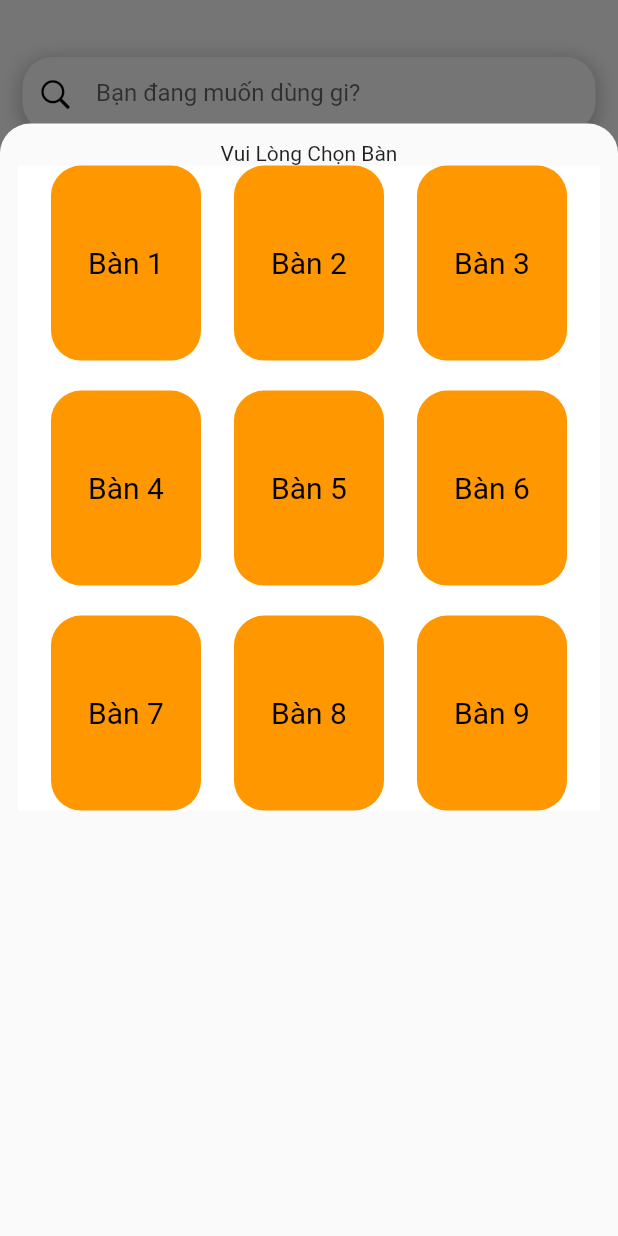
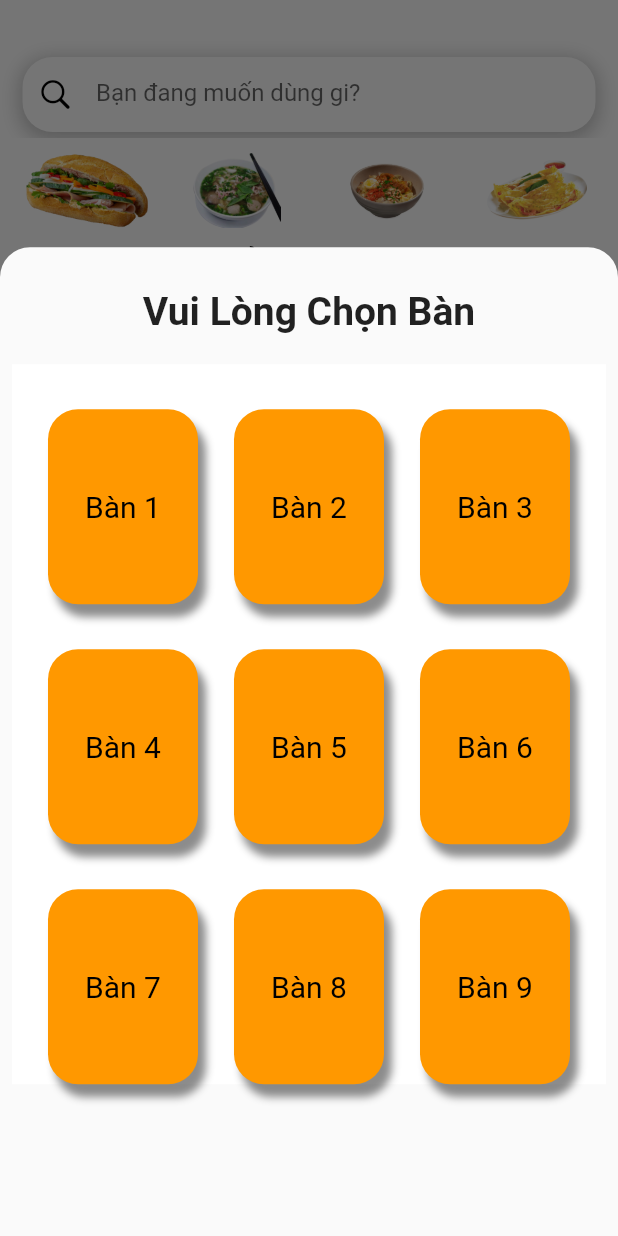
Before and after one commit to KhaiPost2208/DATN, a Flutter app: the FoodOrderScreen screen opened directly, after a tap on an icon or button, on a phone screen of 412 x 824 dp. Run offline on Flutter 3.47's test engine with Material 2 defaults, Android fonts, the light colour scheme and no system bars; drawn by our look-alikes of zoom_tap_animation; our stand-ins replace auto_size_text, buttons_tabbar, cached_network_image, cloud_firestore, firebase_auth, firebase_core and 3 more; missing offline and left inert: image_network; accounts and stored records are empty.

Commit message:
update 12/5

```diff
--- a/lib/Screen/LoginScreen/CreateAccount.dart
+++ b/lib/Screen/LoginScreen/CreateAccount.dart
@@ -103,5 +103,3 @@ class _HomePageState extends State<HomePage> {
 
   void onSign() {}
 }
-
-/// xin chao
--- a/lib/Screen/food_order/food_order_screen.dart
+++ b/lib/Screen/food_order/food_order_screen.dart
@@ -295,14 +295,16 @@ class FoodOrderScreen extends StatelessWidget {
                     isScrollControlled: true,
                     builder: (context) {
                       return FractionallySizedBox(
-                        heightFactor: 0.9,
+                        heightFactor: 0.8,
                         child: Padding(
-                          padding: const EdgeInsets.all(12),
+                          padding: const EdgeInsets.all(8),
                           child: Container(
                             child: Column(
                               crossAxisAlignment: CrossAxisAlignment.center,
                               children: [
-                                Text("Vui Lòng Chọn Bàn"),
+                                SizedBox(height: 20),
+                                Text("Vui Lòng Chọn Bàn", style: TextStyle(fontSize: 26, fontWeight: FontWeight.bold),),
+                                SizedBox(height: 20),
                                 FoodTableScreen(),
                               ],
                             ),
@@ -328,12 +330,12 @@ class FoodOrderScreen extends StatelessWidget {
                   Icon(
                     CupertinoIcons.cart_fill,
                     color: Colors.white,
-                    size: 40,
+                    size: 46,
                   ),
                   Text(
                     controller.quantityCart.value.toString(),
                     style: TextStyle(
-                      fontSize: 14,
+                      fontSize: 16,
                       fontWeight: FontWeight.bold,
                       color: Colors.red[900],
                     ),
--- a/lib/Screen/food_table/food_table_screen.dart
+++ b/lib/Screen/food_table/food_table_screen.dart
@@ -14,6 +14,9 @@ class FoodTableScreen extends StatelessWidget {
         mainAxisAlignment: MainAxisAlignment.center,
         crossAxisAlignment: CrossAxisAlignment.center,
         children: [
+          SizedBox(
+            height: 30,
+          ),
           Row(
             mainAxisAlignment: MainAxisAlignment.spaceEvenly,
             children: [
@@ -23,7 +26,7 @@ class FoodTableScreen extends StatelessWidget {
             ],
           ),
           SizedBox(
-            height: 20,
+            height: 30,
           ),
           Row(
             mainAxisAlignment: MainAxisAlignment.spaceEvenly,
@@ -34,7 +37,7 @@ class FoodTableScreen extends StatelessWidget {
             ],
           ),
           SizedBox(
-            height: 20,
+            height: 30,
           ),
           Row(
             mainAxisAlignment: MainAxisAlignment.spaceEvenly,
@@ -58,7 +61,15 @@ class FoodTableScreen extends StatelessWidget {
         width: 100,
         height: 130,
         decoration: BoxDecoration(
-            color: Colors.orange, borderRadius: BorderRadius.circular(20)),
+            color: Colors.orange, borderRadius: BorderRadius.circular(20),
+          boxShadow: [
+            BoxShadow(
+              color: Colors.black45,
+              blurRadius: 4,
+              offset: Offset(5, 8),
+            )
+          ]
+        ),
         child: Center(
             child: Text(
           tableName,
```
Also changed, not shown: lib/Screen/HomePage/MyHome.dart (+13 -12 lines), lib/Screen/LoginScreen/MyHomePage.dart (+0 -7 lines), lib/Screen/Skip/Skip.dart (deleted, +0 -46 lines), lib/Screen/activate_food/activate_food_screen.dart (added, +21 -0 lines), lib/Screen/food_cart/food_cart_controller.dart (+9 -6 lines), lib/Screen/food_detail/food_detail_screen.dart (+5 -2 lines), pubspec.lock.
